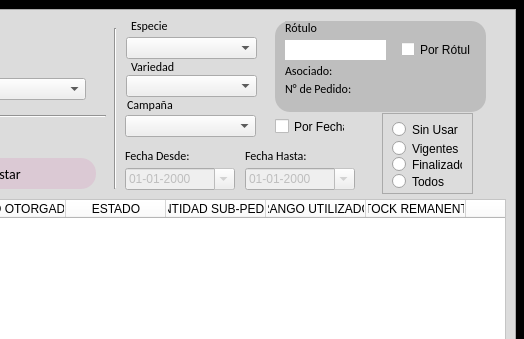
Before: the Qt Designer form main.ui in zenfranco/Gestion_rotulos, drawn with Qt 5; both pictures show x 460 to 984 and y 0 to 339 of the 984 by 593 pixel window.
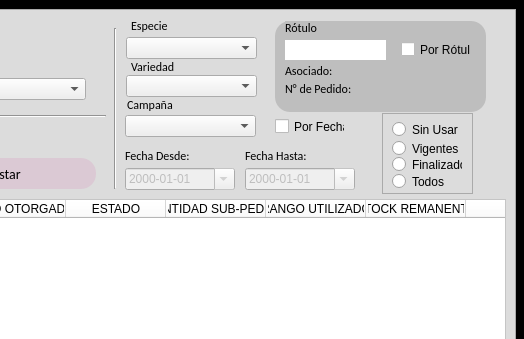
After: the same form once the commit is applied. The open tabs and pages were chosen to show the change. Icons and pictures are not drawn.

What changed in the file:
```diff
--- a/main.ui
+++ b/main.ui
@@ -2799,7 +2799,7 @@
            </rect>
           </property>
           <property name="displayFormat">
-           <string>dd-MM-yyyy</string>
+           <string>yyyy-MM-dd</string>
           </property>
           <property name="calendarPopup">
            <bool>true</bool>
@@ -2831,7 +2831,7 @@
            </rect>
           </property>
           <property name="displayFormat">
-           <string>dd-MM-yyyy</string>
+           <string>yyyy-MM-dd</string>
           </property>
           <property name="calendarPopup">
            <bool>true</bool>
```
Left out of the diff: 8 changed lines with no effect on the pictures.
